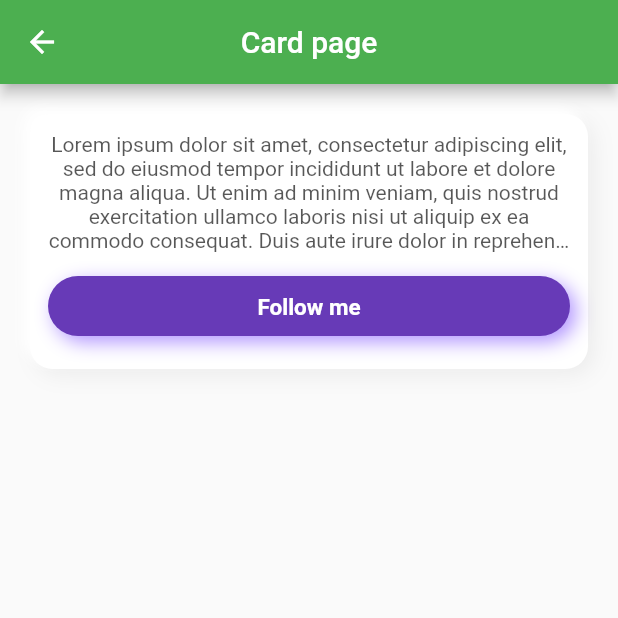
After one commit to M4qu14v3l0/flutter_components, a Flutter app: the screen it shows after launch, after a tap on "Cards", on a phone screen of 412 x 824 dp, the top half of it. The commit adds this screen. Run offline on Flutter 3.47's test engine with Material 2 defaults, Android fonts, the phone set to English and light mode, and no system bars; our stand-ins replace google_fonts; network calls fail.

Commit message:
starting with card-page

```diff
--- /dev/null
+++ b/lib/pages/card_page.dart
@@ -0,0 +1,79 @@
+import 'package:flutter/material.dart';
+
+class CardPage extends StatelessWidget {
+  const CardPage({super.key});
+
+  @override
+  Widget build(BuildContext context) {
+    return Scaffold(
+      appBar: AppBar(
+        backgroundColor: Colors.green,
+        title: const Text("Card page"),
+        centerTitle: true,
+      ),
+      body: Column(
+        children: [
+          Container(
+            margin: const EdgeInsets.all(20),
+            padding: const EdgeInsets.all(12),
+            decoration: BoxDecoration(
+                color: Colors.white,
+                borderRadius: BorderRadius.circular(15),
+                boxShadow: [
+                  BoxShadow(
+                    color: Colors.black.withOpacity(0.06),
+                    offset: const Offset(4, 4),
+                    blurRadius: 12,
+                  ),
+                  const BoxShadow(
+                    color: Colors.white,
+                    offset: Offset(-5, -5),
+                    blurRadius: 6,
+                  )
+                ]),
+            child: Column(
+              children: [
+                Text(
+                  "Lorem ipsum dolor sit amet, consectetur adipiscing elit, sed do eiusmod tempor incididunt ut labore et dolore magna aliqua. Ut enim ad minim veniam, quis nostrud exercitation ullamco laboris nisi ut aliquip ex ea commodo consequat. Duis aute irure dolor in reprehenderit in voluptate velit esse cillum dolore eu fugiat nulla pariatur. Excepteur sint occaecat cupidatat non proident, sunt in culpa qui officia deserunt mollit anim id est laborum.",
+                  maxLines: 5,
+                  textAlign: TextAlign.center,
+                  overflow: TextOverflow.ellipsis,
+                  style: TextStyle(
+                    color: Colors.black.withOpacity(0.66),
+                  ),
+                ),
+                SizedBox(
+                  height: 6,
+                ),
+                Container(
+                  margin: const EdgeInsets.symmetric(vertical: 10),
+                  padding: const EdgeInsets.symmetric(vertical: 12),
+                  width: double.infinity,
+                  height: 40,
+                  decoration: BoxDecoration(
+                      color: Colors.deepPurple,
+                      borderRadius: BorderRadius.circular(40),
+                      boxShadow: [
+                        BoxShadow(
+                          color: Colors.deepPurpleAccent.withOpacity(0.6),
+                          blurRadius: 10,
+                          offset: const Offset(4, 4),
+                        )
+                      ]),
+                  alignment: Alignment.center,
+                  child: Text(
+                    "Follow me",
+                    style: TextStyle(
+                        color: Colors.white,
+                        fontWeight: FontWeight.bold,
+                        fontSize: 15),
+                  ),
+                ),
+              ],
+            ),
+          ),
+        ],
+      ),
+    );
+  }
+}
--- a/lib/pages/home_page.dart
+++ b/lib/pages/home_page.dart
@@ -1,6 +1,7 @@
 import 'package:flutter/material.dart';
 import 'package:flutter_components/pages/alerts_page.dart';
 import 'package:flutter_components/pages/avatar_page.dart';
+import 'package:flutter_components/pages/card_page.dart';
 import 'package:google_fonts/google_fonts.dart';
 
 class HomePage extends StatelessWidget {
@@ -54,6 +55,10 @@ class HomePage extends StatelessWidget {
               ItemComponentWidget(
                 title: "Alerts",
                 toPage: AlertPage(),
+              ),
+              ItemComponentWidget(
+                title: "Cards",
+                toPage: CardPage(),
               ),
             ],
           ),
```
Also changed, not shown: lib/pages/alerts_page.dart (+101 -2 lines).
